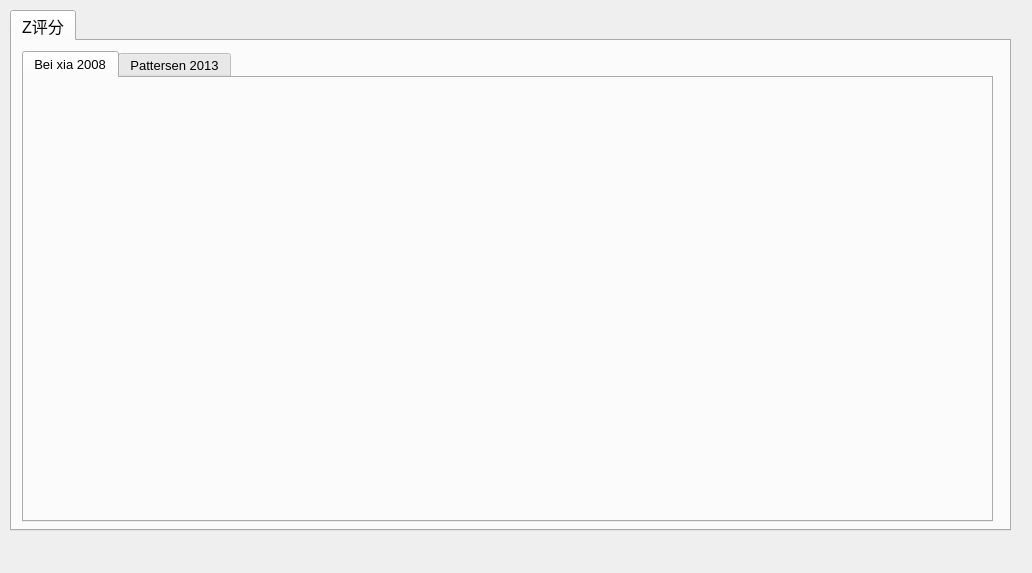
qingning006/TestCode, file tools/Calculator/ui/ui_zscore.ui: the form before one commit.
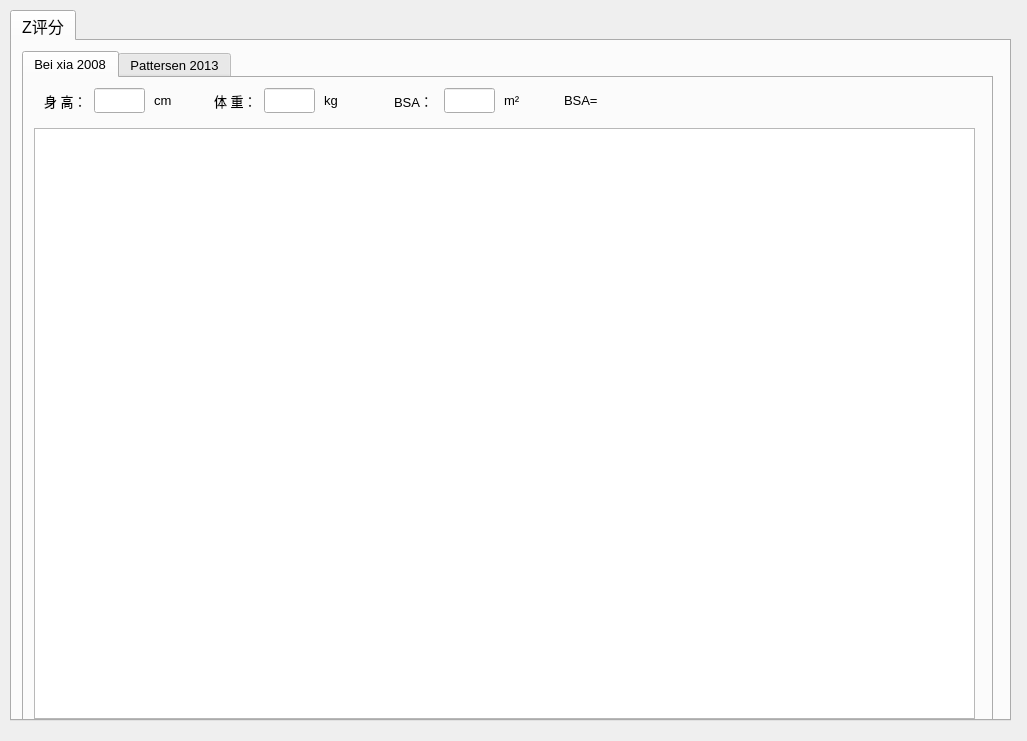
The form after the commit. The open tabs and pages were chosen to show the change.

```diff
--- a/tools/Calculator/ui/ui_zscore.ui
+++ b/tools/Calculator/ui/ui_zscore.ui
@@ -6,8 +6,8 @@
    <rect>
     <x>0</x>
     <y>0</y>
-    <width>1032</width>
-    <height>573</height>
+    <width>1027</width>
+    <height>741</height>
    </rect>
   </property>
   <property name="windowTitle">
@@ -19,7 +19,7 @@
      <x>10</x>
      <y>10</y>
      <width>1001</width>
-     <height>521</height>
+     <height>711</height>
     </rect>
    </property>
    <property name="font">
@@ -45,7 +45,7 @@
        <x>10</x>
        <y>10</y>
        <width>971</width>
-       <height>471</height>
+       <height>671</height>
       </rect>
      </property>
      <property name="font">
@@ -60,6 +60,137 @@
       <attribute name="title">
        <string>Bei xia 2008</string>
       </attribute>
+      <widget class="QLabel" name="label_3">
+       <property name="geometry">
+        <rect>
+         <x>20</x>
+         <y>10</y>
+         <width>51</width>
+         <height>25</height>
+        </rect>
+       </property>
+       <property name="text">
+        <string>身 高：</string>
+       </property>
+      </widget>
+      <widget class="QLineEdit" name="lineEdit_2008_height">
+       <property name="geometry">
+        <rect>
+         <x>70</x>
+         <y>10</y>
+         <width>51</width>
+         <height>25</height>
+        </rect>
+       </property>
+      </widget>
+      <widget class="QLabel" name="label_4">
+       <property name="geometry">
+        <rect>
+         <x>130</x>
+         <y>10</y>
+         <width>51</width>
+         <height>25</height>
+        </rect>
+       </property>
+       <property name="text">
+        <string>cm</string>
+       </property>
+      </widget>
+      <widget class="QLabel" name="label_5">
+       <property name="geometry">
+        <rect>
+         <x>300</x>
+         <y>10</y>
+         <width>51</width>
+         <height>25</height>
+        </rect>
+       </property>
+       <property name="text">
+        <string>kg</string>
+       </property>
+      </widget>
+      <widget class="QLabel" name="label_6">
+       <property name="geometry">
+        <rect>
+         <x>190</x>
+         <y>10</y>
+         <width>51</width>
+         <height>25</height>
+        </rect>
+       </property>
+       <property name="text">
+        <string>体 重：</string>
+       </property>
+      </widget>
+      <widget class="QLineEdit" name="lineEdit_2008_weight">
+       <property name="geometry">
+        <rect>
+         <x>240</x>
+         <y>10</y>
+         <width>51</width>
+         <height>25</height>
+        </rect>
+       </property>
+      </widget>
+      <widget class="QLabel" name="label_7">
+       <property name="geometry">
+        <rect>
+         <x>480</x>
+         <y>10</y>
+         <width>51</width>
+         <height>25</height>
+        </rect>
+       </property>
+       <property name="text">
+        <string>m²</string>
+       </property>
+      </widget>
+      <widget class="QLabel" name="label_8">
+       <property name="geometry">
+        <rect>
+         <x>370</x>
+         <y>10</y>
+         <width>51</width>
+         <height>25</height>
+        </rect>
+       </property>
+       <property name="text">
+        <string>BSA：</string>
+       </property>
+      </widget>
+      <widget class="QLineEdit" name="lineEdit_2008_bsa">
+       <property name="geometry">
+        <rect>
+         <x>420</x>
+         <y>10</y>
+         <width>51</width>
+         <height>25</height>
+        </rect>
+       </property>
+      </widget>
+      <widget class="QTableWidget" name="table_2008">
+       <property name="geometry">
+        <rect>
+         <x>10</x>
+         <y>50</y>
+         <width>941</width>
+         <height>591</height>
+        </rect>
+       </property>
+      </widget>
+      <widget class="QLabel" name="label_2008_bsa_formula">
+       <property name="geometry">
+        <rect>
+         <x>540</x>
+         <y>10</y>
+         <width>411</width>
+         <height>25</height>
+        </rect>
+       </property>
+       <property name="text">
+        <string>BSA=</string>
+       </property>
+      </widget>
      </widget>
      <widget class="QWidget" name="tab_2013">
       <attribute name="title">
```
Left out of the diff: 2 changed lines with no effect on the pictures.
